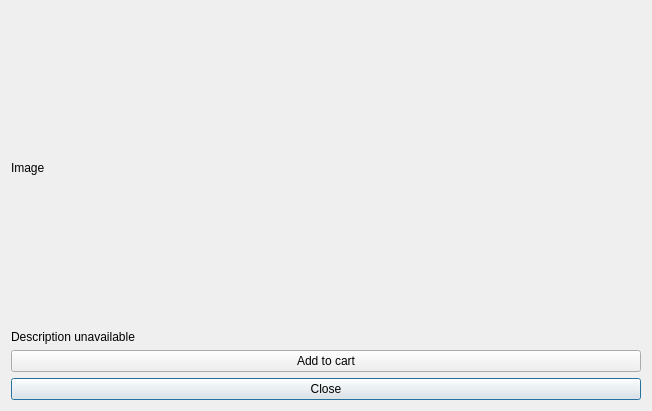
Qt form frontend/ui/productpreviewdialog.ui (NVKShop/nvk-client) before a commit.
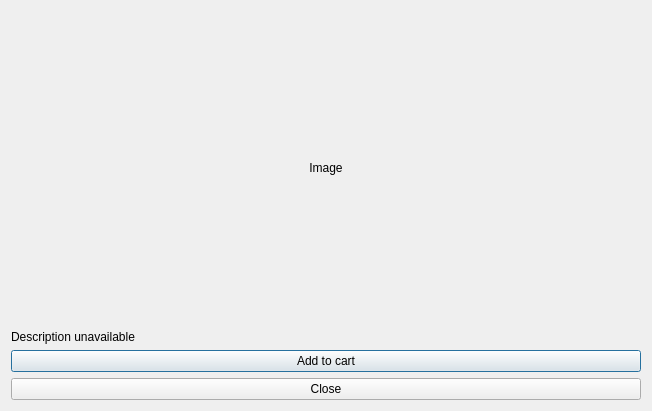
The same form after that commit.

```diff
--- a/frontend/ui/productpreviewdialog.ui
+++ b/frontend/ui/productpreviewdialog.ui
@@ -13,36 +13,47 @@
   <property name="windowTitle">
    <string>Product preview</string>
   </property>
-  <layout class="QGridLayout" name="gridLayout_2">
-   <item row="0" column="0">
-    <layout class="QGridLayout" name="gridLayout" rowstretch="4,0,0,0">
+  <layout class="QVBoxLayout" name="verticalLayout_3">
+   <item>
+    <layout class="QGridLayout" name="gridLayout" rowstretch="2,0">
      <item row="0" column="0">
       <widget class="QLabel" name="productPreviewImageLabel">
        <property name="text">
         <string>Image</string>
        </property>
-      </widget>
-     </item>
-     <item row="3" column="0">
-      <widget class="QPushButton" name="closeButton">
-       <property name="text">
-        <string>Close</string>
+       <property name="alignment">
+        <set>Qt::AlignCenter</set>
        </property>
       </widget>
      </item>
      <item row="1" column="0">
+      <layout class="QVBoxLayout" name="verticalLayout_2">
+       <item>
       <widget class="QLabel" name="productDescriptionLabel">
        <property name="text">
         <string>Description unavailable</string>
        </property>
       </widget>
      </item>
-     <item row="2" column="0">
+       <item>
+        <layout class="QVBoxLayout" name="verticalLayout">
+         <item>
       <widget class="QPushButton" name="addToCartButton">
        <property name="text">
         <string>Add to cart</string>
        </property>
       </widget>
+         </item>
+         <item>
+          <widget class="QPushButton" name="closeButton">
+           <property name="text">
+            <string>Close</string>
+           </property>
+          </widget>
+         </item>
+        </layout>
+       </item>
+      </layout>
      </item>
     </layout>
    </item>
```
Lines whose indentation alone changed are shown as unchanged.
